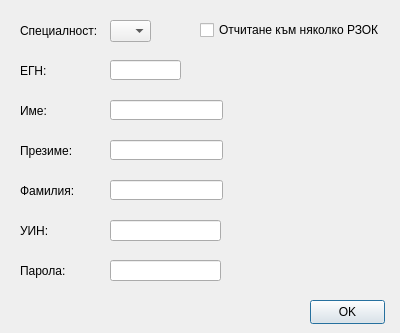
The window that src/View/DoctorSettingsDialog/DoctorSettingsDialog.ui (thefinalcutbg/DinoDent) describes before a commit, drawn with Qt 5.
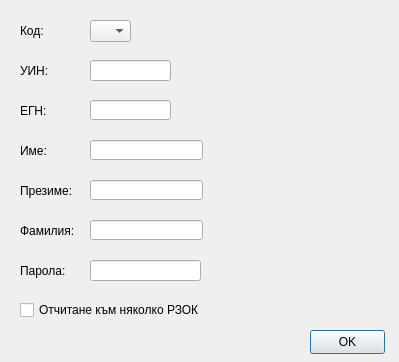
The same window after the commit. Custom widgets are drawn as their Qt base class.

What changed in the file:
```diff
--- a/src/View/DoctorSettingsDialog/DoctorSettingsDialog.ui
+++ b/src/View/DoctorSettingsDialog/DoctorSettingsDialog.ui
@@ -6,8 +6,8 @@
    <rect>
     <x>0</x>
     <y>0</y>
-    <width>400</width>
-    <height>333</height>
+    <width>399</width>
+    <height>362</height>
    </rect>
   </property>
   <property name="sizePolicy">
@@ -22,9 +22,9 @@
   <widget class="LineEdit" name="lpkEdit">
    <property name="geometry">
     <rect>
-     <x>110</x>
-     <y>220</y>
-     <width>111</width>
+     <x>90</x>
+     <y>60</y>
+     <width>81</width>
      <height>21</height>
     </rect>
    </property>
@@ -35,7 +35,7 @@
   <widget class="QComboBox" name="specialty">
    <property name="geometry">
     <rect>
-     <x>110</x>
+     <x>90</x>
      <y>20</y>
      <width>41</width>
      <height>22</height>
@@ -46,7 +46,7 @@
    <property name="geometry">
     <rect>
      <x>20</x>
-     <y>220</y>
+     <y>60</y>
      <width>49</width>
      <height>21</height>
     </rect>
@@ -59,7 +59,7 @@
    <property name="geometry">
     <rect>
      <x>20</x>
-     <y>100</y>
+     <y>140</y>
      <width>49</width>
      <height>21</height>
     </rect>
@@ -72,7 +72,7 @@
    <property name="geometry">
     <rect>
      <x>20</x>
-     <y>180</y>
+     <y>220</y>
      <width>71</width>
      <height>21</height>
     </rect>
@@ -85,7 +85,7 @@
    <property name="geometry">
     <rect>
      <x>20</x>
-     <y>60</y>
+     <y>100</y>
      <width>61</width>
      <height>21</height>
     </rect>
@@ -99,19 +99,19 @@
     <rect>
      <x>20</x>
      <y>20</y>
-     <width>91</width>
+     <width>41</width>
      <height>21</height>
     </rect>
    </property>
    <property name="text">
-    <string>Специалност:</string>
+    <string>Код:</string>
    </property>
   </widget>
   <widget class="QPushButton" name="okButton">
    <property name="geometry">
     <rect>
      <x>310</x>
-     <y>300</y>
+     <y>330</y>
      <width>75</width>
      <height>24</height>
     </rect>
@@ -119,13 +119,16 @@
    <property name="text">
     <string>OK</string>
    </property>
+   <property name="default">
+    <bool>true</bool>
+   </property>
   </widget>
   <widget class="LineEdit" name="egnLineEdit">
    <property name="geometry">
     <rect>
-     <x>110</x>
-     <y>60</y>
-     <width>71</width>
+     <x>90</x>
+     <y>100</y>
+     <width>81</width>
      <height>20</height>
     </rect>
    </property>
@@ -152,7 +155,7 @@
   <widget class="LineEdit" name="passEdit">
    <property name="geometry">
     <rect>
-     <x>110</x>
+     <x>90</x>
      <y>260</y>
      <width>111</width>
      <height>21</height>
@@ -168,8 +171,8 @@
   <widget class="NameEdit" name="fNameEdit">
    <property name="geometry">
     <rect>
-     <x>110</x>
-     <y>100</y>
+     <x>90</x>
+     <y>140</y>
      <width>113</width>
      <height>20</height>
     </rect>
@@ -181,8 +184,8 @@
   <widget class="NameEdit" name="lNameEdit">
    <property name="geometry">
     <rect>
-     <x>110</x>
-     <y>180</y>
+     <x>90</x>
+     <y>220</y>
      <width>113</width>
      <height>20</height>
     </rect>
@@ -208,7 +211,7 @@
    <property name="geometry">
     <rect>
      <x>20</x>
-     <y>300</y>
+     <y>330</y>
      <width>261</width>
      <height>21</height>
     </rect>
@@ -223,8 +226,8 @@
   <widget class="NameEdit" name="mNameEdit">
    <property name="geometry">
     <rect>
-     <x>110</x>
-     <y>140</y>
+     <x>90</x>
+     <y>180</y>
      <width>113</width>
      <height>20</height>
     </rect>
@@ -237,7 +240,7 @@
    <property name="geometry">
     <rect>
      <x>20</x>
-     <y>140</y>
+     <y>180</y>
      <width>71</width>
      <height>21</height>
     </rect>
@@ -249,8 +252,8 @@
   <widget class="QCheckBox" name="severalRHIFcheck">
    <property name="geometry">
     <rect>
-     <x>200</x>
-     <y>20</y>
+     <x>20</x>
+     <y>300</y>
      <width>191</width>
      <height>20</height>
     </rect>
```
Left out of the diff: 11 changed lines with no effect on the pictures.
